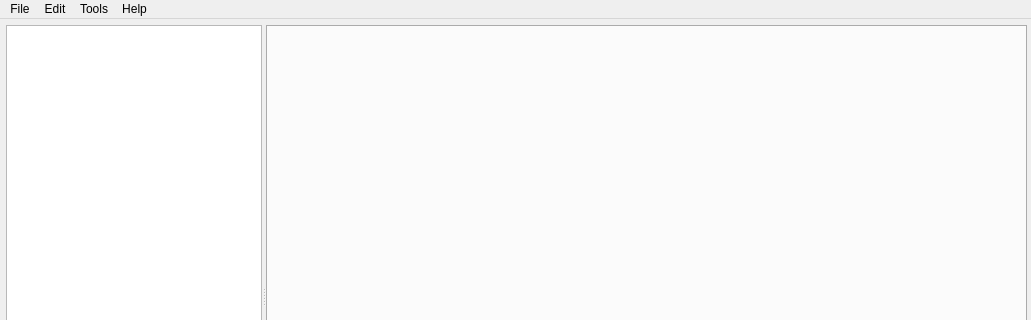
First picture: the form in gui/MainWindow.ui, repository qtrocket/qtrocket, before the edit; both pictures show x 0 to 1031 and y 0 to 320 of the 1031 by 694 pixel window.
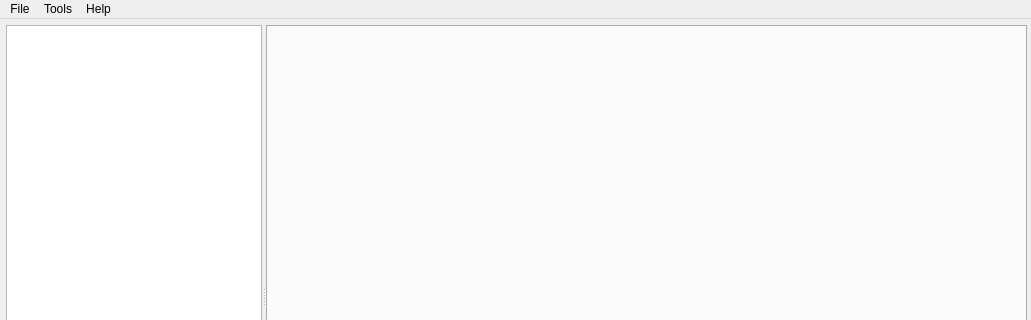
Second picture: the form after the edit. Icons and pictures are not drawn. Custom widgets are drawn as their Qt base class.

What changed in the file:
```diff
--- a/gui/MainWindow.ui
+++ b/gui/MainWindow.ui
@@ -87,12 +87,6 @@
     <addaction name="separator"/>
     <addaction name="actionQuit"/>
    </widget>
-   <widget class="QMenu" name="menuEdit">
-    <property name="title">
-     <string>Edit</string>
-    </property>
-    <addaction name="actionSimulation_Options"/>
-   </widget>
    <widget class="QMenu" name="menuTools">
     <property name="title">
      <string>Tools</string>
@@ -106,7 +100,6 @@
     <addaction name="actionAbout"/>
    </widget>
    <addaction name="menuFile"/>
-   <addaction name="menuEdit"/>
    <addaction name="menuTools"/>
    <addaction name="menuHelp"/>
   </widget>
```
Left out of the diff: 5 changed lines with no effect on the pictures.
